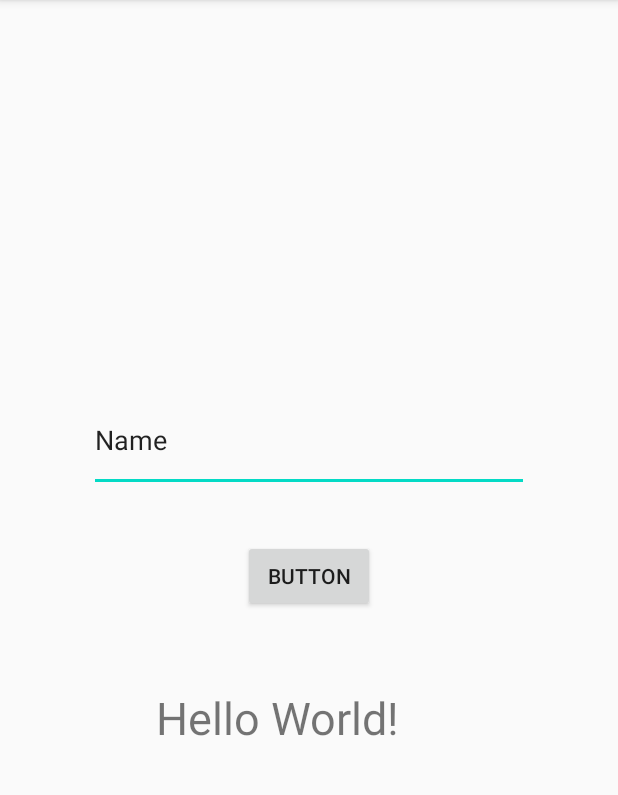
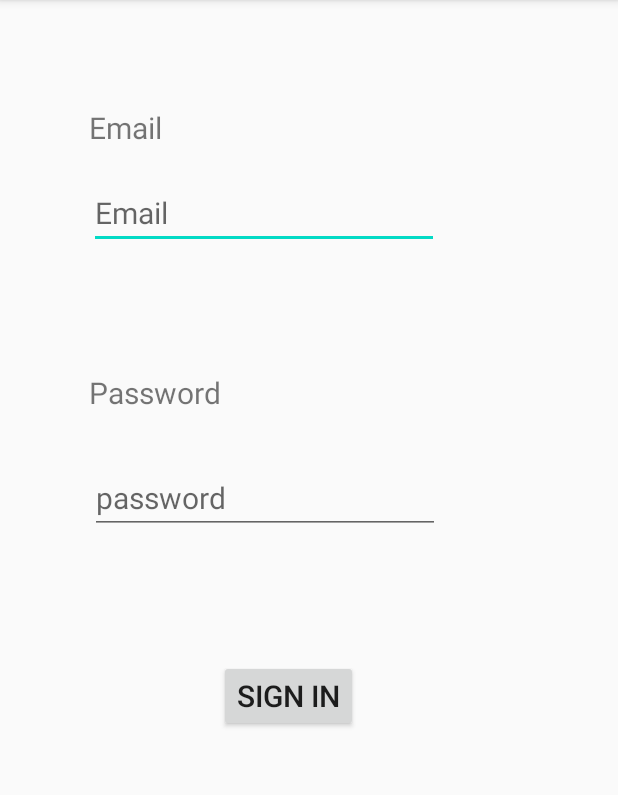
Before and after one commit to crony10/MAD_lab_tasks, an Android app: the screen it shows after launch (MainActivity), on a phone screen of 412 x 824 dp, the part 84-879 px from its top. Run offline under Robolectric (Android 15) with nearby library versions, the phone set to English and light mode, and no system bars.

Commit message:
practical 3-username and password fields

```diff
--- a/sem 6/mad/lab/practicals/practical1/app/src/main/AndroidManifest.xml
+++ b/sem 6/mad/lab/practicals/practical1/app/src/main/AndroidManifest.xml
@@ -10,6 +10,9 @@
         android:supportsRtl="true"
         android:theme="@style/Theme.Practical1">
         <activity
+            android:name=".HomeActivity"
+            android:exported="true" />
+        <activity
             android:name=".MainActivity"
             android:exported="true">
             <intent-filter>
--- a/sem 6/mad/lab/practicals/practical1/app/src/main/java/com/example/practical1/MainActivity.java
+++ b/sem 6/mad/lab/practicals/practical1/app/src/main/java/com/example/practical1/MainActivity.java
@@ -1,7 +1,10 @@
 package com.example.practical1;
 
+import android.content.Intent;
+import android.nfc.Tag;
 import android.support.v7.app.AppCompatActivity;
 import android.os.Bundle;
+import android.util.Log;
 import android.view.View;
 import android.widget.Button;
 import android.widget.EditText;
@@ -10,25 +13,34 @@ import android.widget.Toast;
 
 public class MainActivity extends AppCompatActivity {
 
-    Button mybtn;
-    TextView textView;
-    EditText edtText;
+    public static String TAG = "mainActivity";
+    Button mySignInbtn;
+    TextView emailText;
+    EditText passwordText;
     @Override
     protected void onCreate(Bundle savedInstanceState) {
         super.onCreate(savedInstanceState);
         setContentView(R.layout.activity_main);
 
 //        mybtn = new Button(this);
-        mybtn = findViewById(R.id.button);
-        textView = findViewById(R.id.txt1);
-        edtText = findViewById(R.id.editTextTextPersonName);
+        mySignInbtn = findViewById(R.id.button);
+        emailText = (EditText)findViewById(R.id.editTextTextEmailAddress);
+        passwordText = findViewById(R.id.editTextTextPassword);
 
-        mybtn.setOnClickListener(new View.OnClickListener(){
+        mySignInbtn.setOnClickListener(new View.OnClickListener(){
             public void onClick(View view)
             {
-                String text=edtText.getText().toString();
-                Toast.makeText(getBaseContext(), text , Toast.LENGTH_SHORT ).show();
-                textView.setText(text);
+                Log.v(TAG,"Button clicked");
+                String email = emailText.getText().toString();
+                String password = passwordText.getText().toString();
+                if(email.equals("user@gmail.com") && password.equals("user")){
+                    Log.v(TAG,"validated");
+                    Intent intent = new Intent(MainActivity.this,HomeActivity.class);
+                    startActivity(intent);
+                }
+                else{
+                    Toast.makeText(MainActivity.this, "invalid", Toast.LENGTH_SHORT).show();
+                }
             }
         });
     }
--- a/sem 6/mad/lab/practicals/practical1/app/src/main/res/layout/activity_main.xml
+++ b/sem 6/mad/lab/practicals/practical1/app/src/main/res/layout/activity_main.xml
@@ -7,39 +7,81 @@
     tools:context=".MainActivity">
 
     <TextView
-        android:id="@+id/txt1"
-        android:layout_width="226dp"
-        android:layout_height="61dp"
-        android:text="Hello World!"
-        android:textSize="30sp"
+        android:id="@+id/textView"
+        android:layout_width="wrap_content"
+        android:layout_height="wrap_content"
+        android:text="Email"
+        android:textSize="20sp"
         app:layout_constraintBottom_toBottomOf="parent"
-        app:layout_constraintHorizontal_bias="0.56"
-        app:layout_constraintLeft_toLeftOf="parent"
-        app:layout_constraintRight_toRightOf="parent"
+        app:layout_constraintEnd_toEndOf="parent"
+        app:layout_constraintHorizontal_bias="0.163"
+        app:layout_constraintStart_toStartOf="parent"
         app:layout_constraintTop_toTopOf="parent"
-        app:layout_constraintVertical_bias="0.648" />
+        app:layout_constraintVertical_bias="0.096" />
 
     <EditText
-        android:id="@+id/editTextTextPersonName"
-        android:layout_width="293dp"
-        android:layout_height="69dp"
+        android:id="@+id/editTextTextEmailAddress"
+        android:layout_width="wrap_content"
+        android:layout_height="wrap_content"
         android:ems="10"
-        android:inputType="textPersonName"
-        android:text="Name"
+        android:hint="Email"
+        android:inputType="textEmailAddress"
+        android:textSize="20sp"
         app:layout_constraintBottom_toBottomOf="parent"
         app:layout_constraintEnd_toEndOf="parent"
+        app:layout_constraintHorizontal_bias="0.333"
         app:layout_constraintStart_toStartOf="parent"
         app:layout_constraintTop_toTopOf="parent"
-        app:layout_constraintVertical_bias="0.37" />
+        app:layout_constraintVertical_bias="0.164" />
+
+    <TextView
+        android:id="@+id/textView2"
+        android:layout_width="wrap_content"
+        android:layout_height="wrap_content"
+        android:layout_marginStart="67dp"
+        android:layout_marginTop="248dp"
+        android:layout_marginEnd="286dp"
+        android:layout_marginBottom="464dp"
+        android:text="Password"
+        android:textSize="20sp"
+        app:layout_constraintBottom_toBottomOf="parent"
+        app:layout_constraintEnd_toEndOf="parent"
+        app:layout_constraintHorizontal_bias="0.29"
+        app:layout_constraintStart_toStartOf="parent"
+        app:layout_constraintTop_toTopOf="parent"
+        app:layout_constraintVertical_bias="0.0" />
+
+    <EditText
+        android:id="@+id/editTextTextPassword"
+        android:layout_width="wrap_content"
+        android:layout_height="wrap_content"
+        android:layout_marginStart="67dp"
+        android:layout_marginTop="308dp"
+        android:layout_marginEnd="134dp"
+        android:layout_marginBottom="378dp"
+        android:ems="10"
+        android:hint="password"
+        android:inputType="textPassword"
+        android:textSize="20sp"
+        app:layout_constraintBottom_toBottomOf="parent"
+        app:layout_constraintEnd_toEndOf="parent"
+        app:layout_constraintHorizontal_bias="0.346"
+        app:layout_constraintStart_toStartOf="parent"
+        app:layout_constraintTop_toTopOf="parent"
+        app:layout_constraintVertical_bias="0.0" />
 
     <Button
         android:id="@+id/button"
         android:layout_width="wrap_content"
         android:layout_height="wrap_content"
-        android:text="Button"
+        android:layout_marginStart="148dp"
+        android:layout_marginTop="421dp"
+        android:layout_marginEnd="175dp"
+        android:layout_marginBottom="262dp"
+        android:text="sign in"
+        android:textSize="20sp"
         app:layout_constraintBottom_toBottomOf="parent"
         app:layout_constraintEnd_toEndOf="parent"
         app:layout_constraintStart_toStartOf="parent"
         app:layout_constraintTop_toTopOf="parent" />
-
 </android.support.constraint.ConstraintLayout>
```
Also changed, not shown: sem 6/mad/lab/practicals/practical1/app/src/main/java/com/example/practical1/HomeActivity.java (added, +13 -0 lines), sem 6/mad/lab/practicals/practical1/app/src/main/res/layout/activity_home.xml (added, +25 -0 lines).
